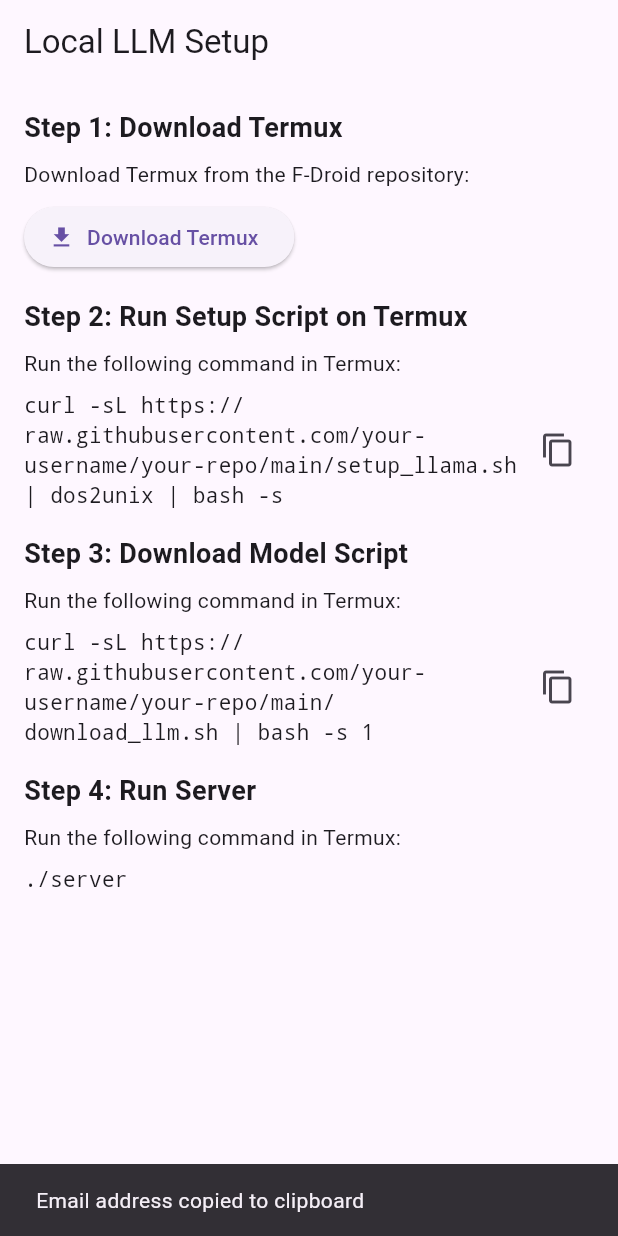
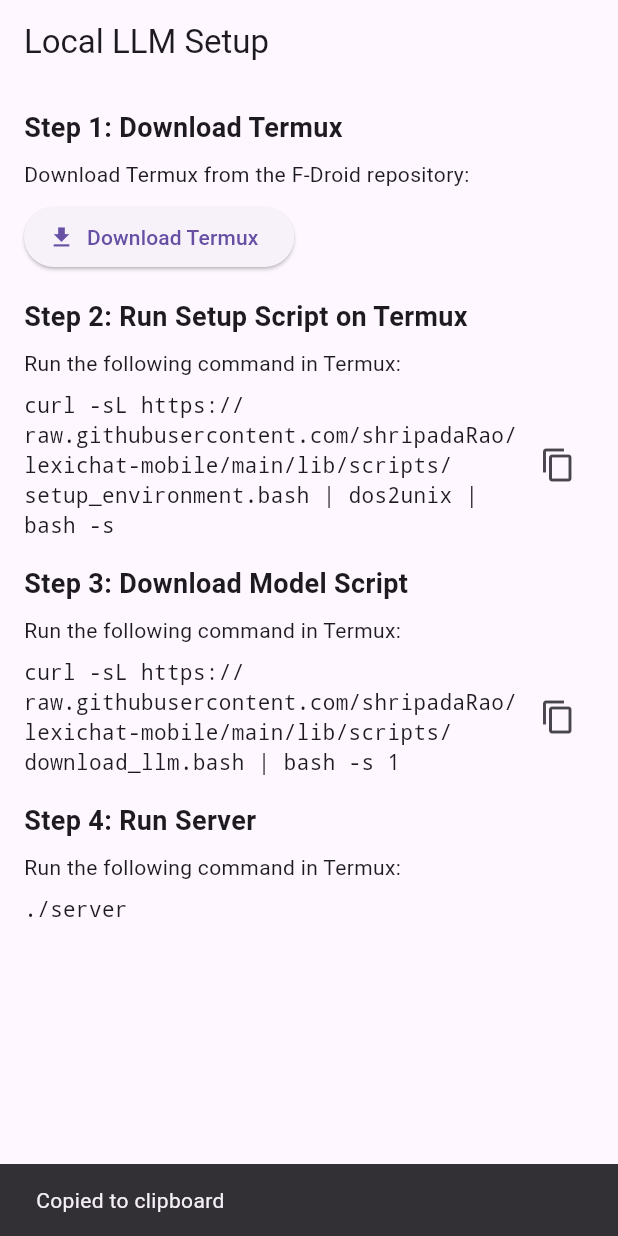
Before and after one commit to lexichat/lexichat-mobile, a Flutter app: the LLMSetupScreen screen opened directly, after a tap on the "content copy" icon, on a phone screen of 412 x 824 dp. Run offline on Flutter 3.47's test engine with Material 3 defaults, Android fonts, the phone set to English and light mode, and no system bars; our stand-ins replace firebase_auth, firebase_core, flutter_dotenv, flutter_secure_storage, image_picker; missing offline and left inert: process_run; accounts and stored records are empty; generated files the repository leaves out were written again; network calls fail.

Commit message:
add & minor doc changes

```diff
--- a/lib/screens/llm_setup.dart
+++ b/lib/screens/llm_setup.dart
@@ -47,14 +47,14 @@ class LLMSetupScreen extends StatelessWidget {
                 children: [
                   Expanded(
                     child: Text(
-                      'curl -sL https://raw.githubusercontent.com/your-username/your-repo/main/setup_llama.sh | dos2unix | bash -s',
+                      'curl -sL https://raw.githubusercontent.com/shripadaRao/lexichat-mobile/main/lib/scripts/setup_environment.bash | dos2unix | bash -s',
                       style: TextStyle(fontFamily: 'Courier'),
                     ),
                   ),
                   IconButton(
                     onPressed: () {
                       _copyToClipboard(
-                        'curl -sL https://raw.githubusercontent.com/your-username/your-repo/main/setup_llama.sh | dos2unix | bash -s',
+                        'curl -sL https://raw.githubusercontent.com/shripadaRao/lexichat-mobile/main/lib/scripts/setup_environment.bash | dos2unix | bash -s',
                         context,
                       );
                     },
@@ -77,14 +77,14 @@ class LLMSetupScreen extends StatelessWidget {
                 children: [
                   Expanded(
                     child: Text(
-                      'curl -sL https://raw.githubusercontent.com/your-username/your-repo/main/download_llm.sh | bash -s 1',
+                      'curl -sL https://raw.githubusercontent.com/shripadaRao/lexichat-mobile/main/lib/scripts/download_llm.bash | bash -s 1',
                       style: TextStyle(fontFamily: 'Courier'),
                     ),
                   ),
                   IconButton(
                     onPressed: () {
                       _copyToClipboard(
-                          'curl -sL https://raw.githubusercontent.com/your-username/your-repo/main/download_llm.sh | bash -s 1',
+                          'curl -sL https://raw.githubusercontent.com/shripadaRao/lexichat-mobile/main/lib/scripts/download_llm.bash | bash -s 1',
                           context);
                     },
                     icon: Icon(Icons.copy),
@@ -123,8 +123,8 @@ class LLMSetupScreen extends StatelessWidget {
 
   void _copyToClipboard(String text, BuildContext context) async {
     Clipboard.setData(ClipboardData(text: text)).then((_) {
-      ScaffoldMessenger.of(context).showSnackBar(
-          SnackBar(content: Text("Email address copied to clipboard")));
+      ScaffoldMessenger.of(context)
+          .showSnackBar(SnackBar(content: Text("Copied to clipboard")));
     });
   }
 }
```
Also changed, not shown: 1 other file.
